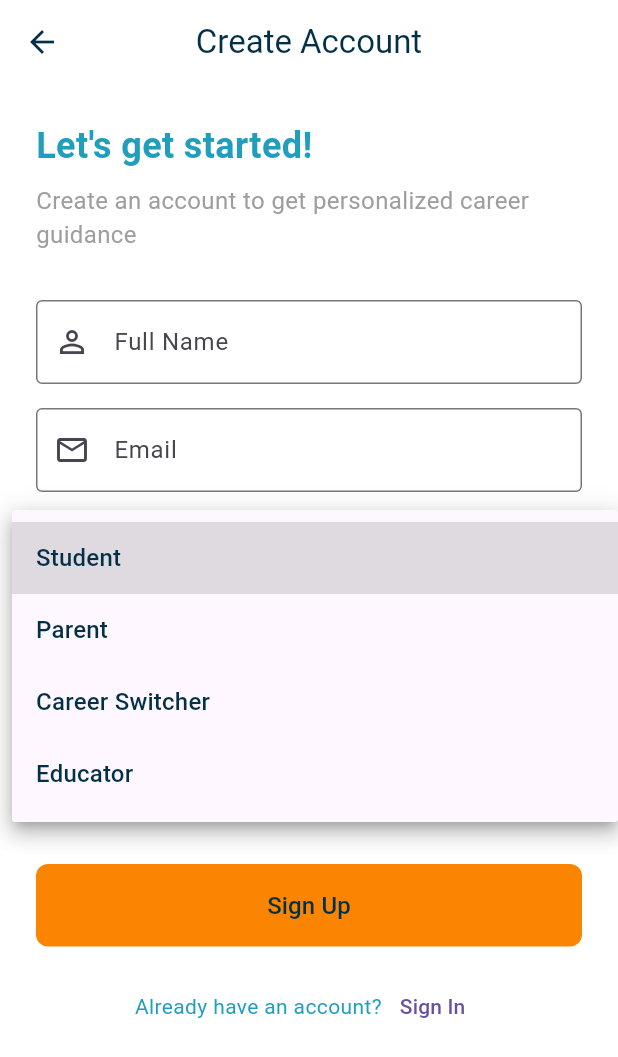
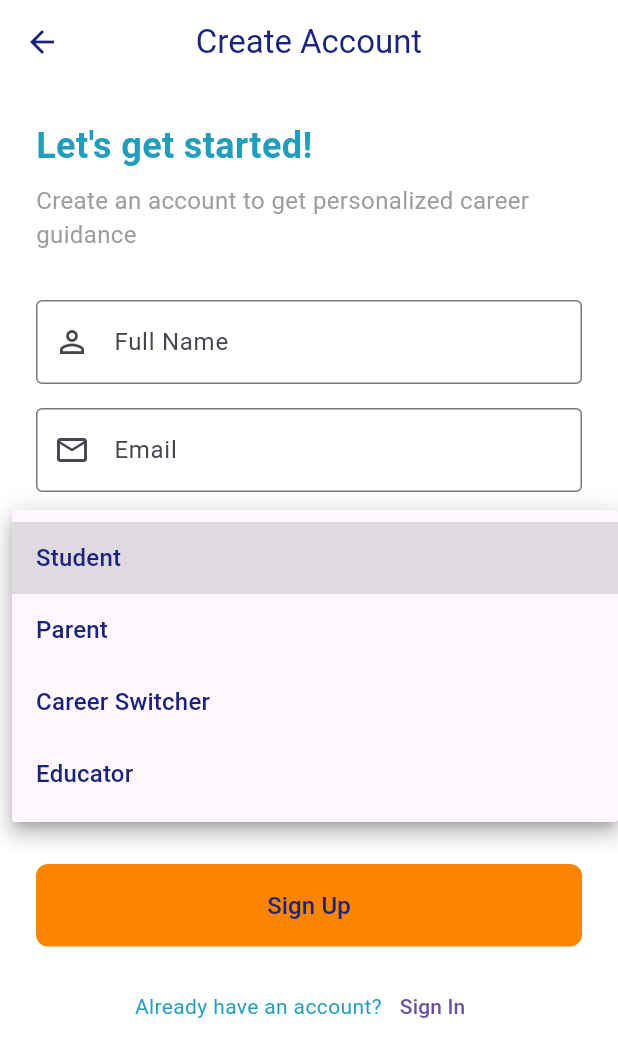
Before and after one commit to Thetwobraincells/SihApp, a Flutter app: the RegistrationScreen screen opened directly, after a tap on "I am a", on a phone screen of 412 x 824 dp. Shown: the top 1057 px of the screen. Run offline on Flutter 3.47's test engine with Material 3 defaults, Android fonts, the phone set to English and light mode, and no system bars; our stand-ins replace geocoding, geolocator, permission_handler, shared_preferences; accounts and stored records are empty.

Commit message:
Login fix

```diff
--- a/lib/core/constants/app_colors.dart
+++ b/lib/core/constants/app_colors.dart
@@ -5,7 +5,7 @@ class AppColors {
   // Primary Colors based on the design
   static const Color primaryBlue = Color(0xFF8ECAE6);
   static const Color secondaryBlue = Color(0xFF219EBC);
-  static const Color darkBlue = Color(0xFF023047);
+  static const Color darkBlue = Color(0xFF1A237E); // Updated to a more visible blue
   static const Color yellow = Color(0xFFFFB703);
   static const Color orange = Color(0xFFFB8500);
 
```
